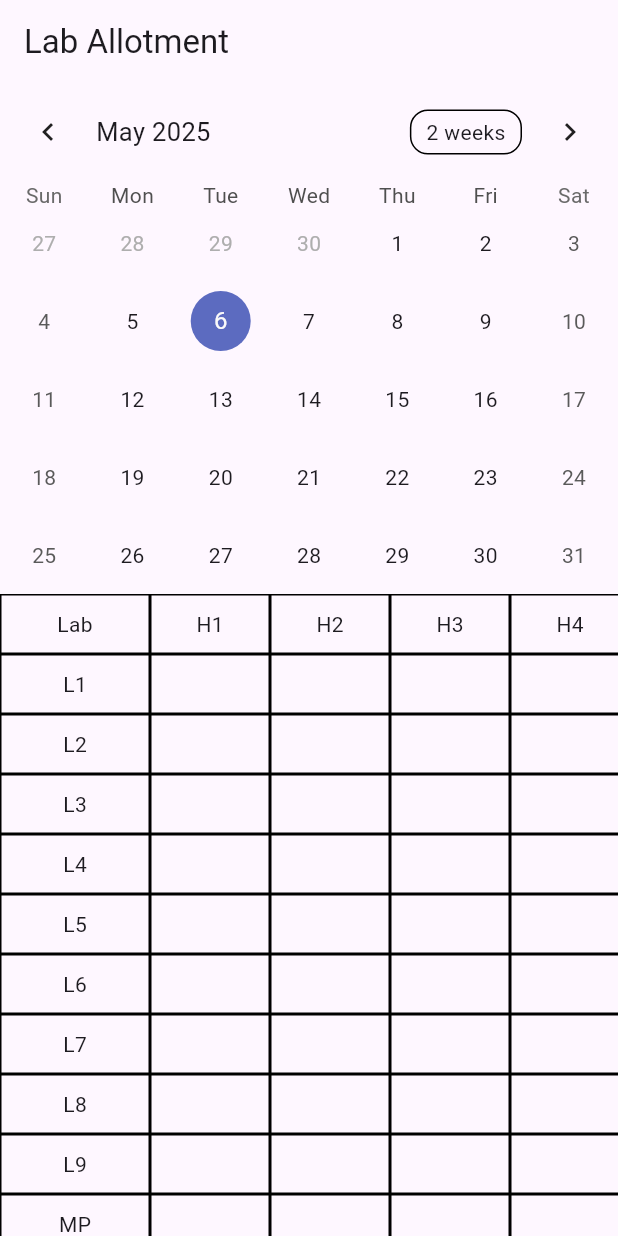
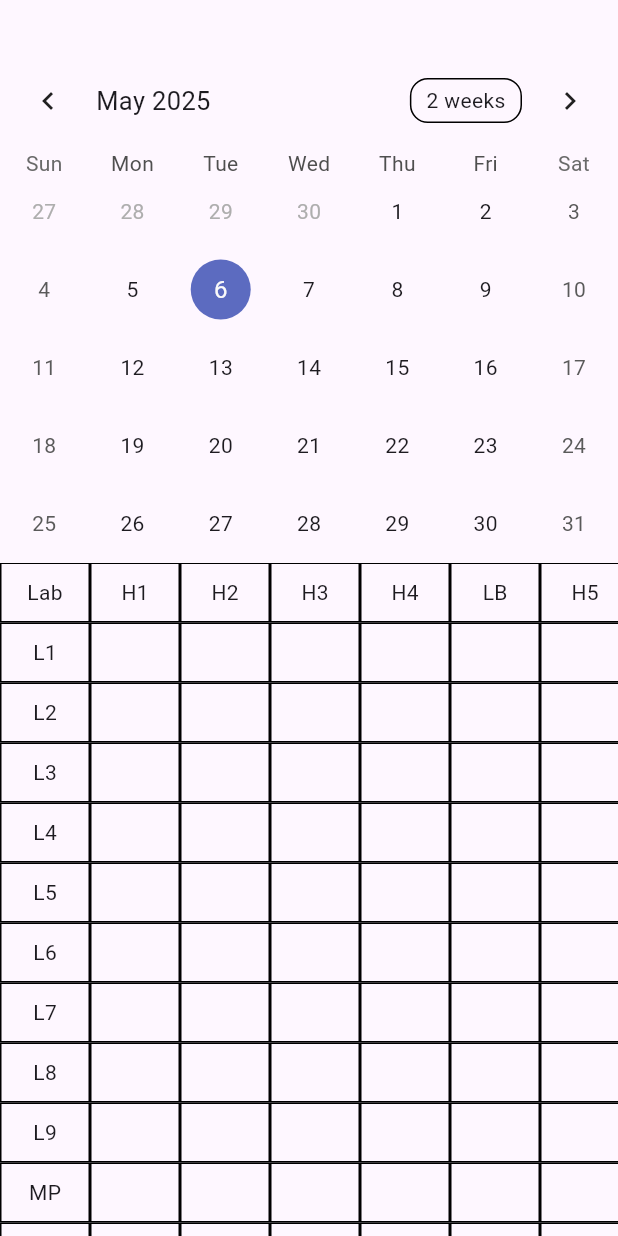
Before and after one commit to varunpnair92/fisatttflutter, a Flutter app: the LabAllotmentPage screen opened directly, on a phone screen of 412 x 824 dp. Run offline on Flutter 3.47's test engine with Material 3 defaults, Android fonts, the phone set to English and light mode, and no system bars; drawn by our look-alikes of table_calendar; our stand-ins replace firebase_auth, firebase_core, get, google_sign_in, open_file, pdf and 2 more; accounts and stored records are empty; network calls fail.

```diff
--- a/lib/lab_allotment.dart
+++ b/lib/lab_allotment.dart
@@ -10,11 +10,13 @@ class LabAllotmentPage extends StatelessWidget {
   @override
   Widget build(BuildContext context) {
     return Scaffold(
-      appBar: AppBar(
-        title: Text('Lab Allotment'),
-      ),
+
+
+
       body: Column(
+
         children: <Widget>[
+          SizedBox(height: 35),
           Obx(() {
             return TableCalendar(
               firstDay: DateTime.utc(2025, 1, 1),
@@ -83,14 +85,14 @@ class LabAllotmentPage extends StatelessWidget {
             crossAxisAlignment: CrossAxisAlignment.start,
             children: [
               Container(
-                width: 100,
+                width: 60,
                 height: 40,
                 alignment: Alignment.center,
                 decoration: BoxDecoration(border: Border.all()),
                 child: Text('Lab'),
               ),
               ...labs.map((lab) => Container(
-                    width: 100,
+                    width: 60,
                     height: 40,
                     alignment: Alignment.center,
                     decoration: BoxDecoration(border: Border.all()),
@@ -110,7 +112,7 @@ class LabAllotmentPage extends StatelessWidget {
                   Row(
                     children: hours
                         .map((hour) => Container(
-                              width: 80,
+                              width: 60,
                               height: 40,
                               alignment: Alignment.center,
                               decoration: BoxDecoration(border: Border.all()),
@@ -161,7 +163,7 @@ class LabAllotmentPage extends StatelessWidget {
                             : '';
 
                         return Container(
-                          width: 80,
+                          width: 60,
                           height: 40,
                           alignment: Alignment.center,
                           decoration: BoxDecoration(
--- a/lib/lab_controller.dart
+++ b/lib/lab_controller.dart
@@ -62,7 +62,7 @@ class LabController extends GetxController {
 
       if (response.statusCode == 200) {
         final data = jsonDecode(response.body);
-        print("Date${response.body}");
+        //print("Date${response.body}");
         labAllotments.value = Map<String, List<Map<String, dynamic>>>.from(
           data.map((key, value) => MapEntry(
                 key,
--- a/lib/main.dart
+++ b/lib/main.dart
@@ -37,7 +37,7 @@ class MyApp extends StatelessWidget {
         GetPage(name: "/user", page: ()=> HomePageU()),
         GetPage(name: "/google", page: ()=> GoogleSignInPage()),
       ],
-      initialRoute: "/",
+      initialRoute: "/start",
     );
   }
 }
```
